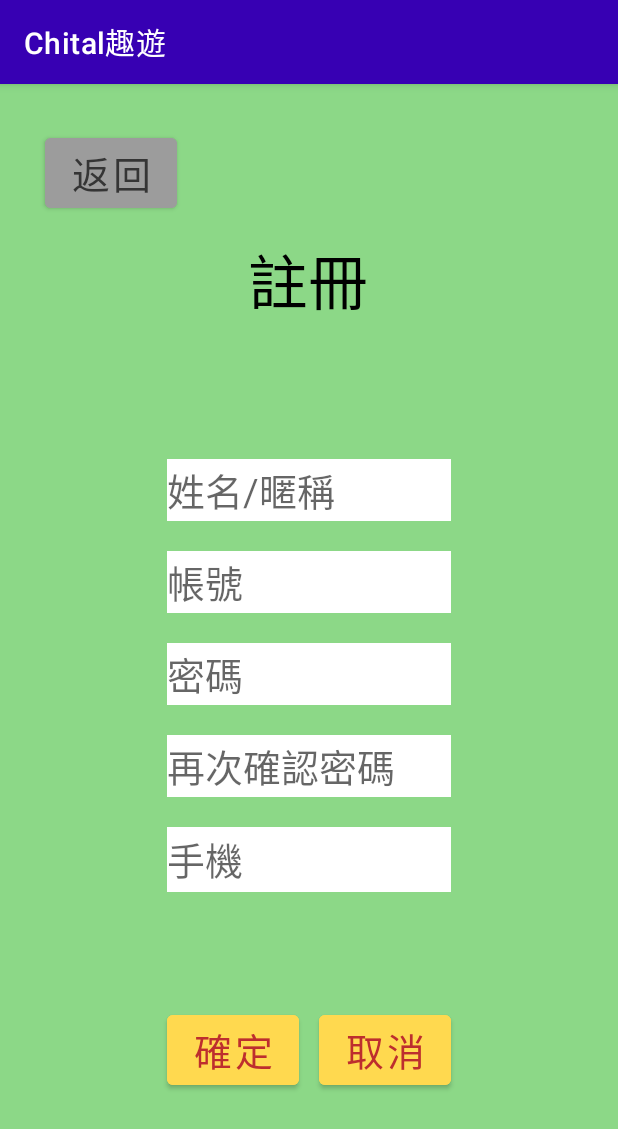
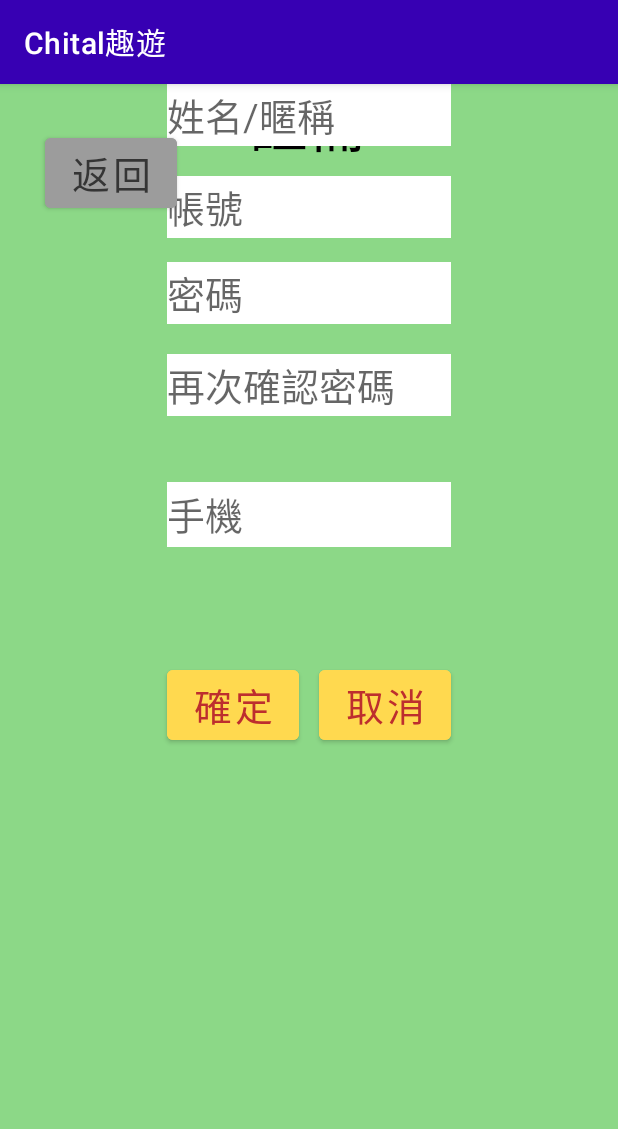
Before and after one commit to allen10690/final1, an Android app: the RegisterActivity screen opened directly, with no data from a screen before it, on a phone screen of 412 x 824 dp. Shown: the top 1129 px of the screen. Run offline under Robolectric (Android 15) with nearby library versions, the phone set to English and light mode, and no system bars.

Commit message:
add text

```diff
--- a/app/src/main/res/layout/activity_home.xml
+++ b/app/src/main/res/layout/activity_home.xml
@@ -14,7 +14,7 @@
         android:layout_marginStart="30dp"
         android:layout_marginTop="200dp"
         android:layout_marginEnd="30dp"
-        android:text="My Name"
+        android:text="@string/my_name"
         android:textSize="40sp"
         app:layout_constraintEnd_toEndOf="parent"
         app:layout_constraintHorizontal_bias="0.498"
--- a/app/src/main/res/layout/activity_main.xml
+++ b/app/src/main/res/layout/activity_main.xml
@@ -15,10 +15,10 @@
         android:layout_marginBottom="23dp"
         android:text="@string/app_name"
         android:textColor="@color/black"
-        android:textSize="40sp"
+        android:textSize="30sp"
         app:layout_constraintBottom_toTopOf="@+id/imageView2"
         app:layout_constraintEnd_toEndOf="parent"
-        app:layout_constraintHorizontal_bias="0.489"
+        app:layout_constraintHorizontal_bias="0.50"
         app:layout_constraintStart_toStartOf="parent"
         app:layout_constraintTop_toTopOf="parent" />
 
--- a/app/src/main/res/layout/activity_register.xml
+++ b/app/src/main/res/layout/activity_register.xml
@@ -27,19 +27,14 @@
         android:id="@+id/account_name"
         android:layout_width="189dp"
         android:layout_height="41dp"
-        android:layout_marginStart="111dp"
-        android:layout_marginTop="250dp"
-        android:layout_marginEnd="111dp"
         android:background="@color/white"
         android:ems="10"
         android:hint="姓名/暱稱"
         android:inputType="textPersonName"
         android:text="@string/acc"
         android:textSize="25sp"
-        app:layout_constraintEnd_toEndOf="parent"
-        app:layout_constraintHorizontal_bias="0.0"
-        app:layout_constraintStart_toStartOf="parent"
-        app:layout_constraintTop_toTopOf="parent" />
+        app:layout_constraintEnd_toEndOf="@+id/account_id"
+        tools:layout_editor_absoluteY="249dp" />
 
     <EditText
         android:id="@+id/account_id"
@@ -62,43 +57,36 @@
         android:id="@+id/passwords"
         android:layout_width="189dp"
         android:layout_height="41dp"
-        android:layout_marginStart="111dp"
-        android:layout_marginTop="20dp"
-        android:layout_marginEnd="111dp"
+        android:layout_marginTop="16dp"
         android:background="@color/white"
         android:ems="10"
         android:hint="密碼"
         android:inputType="textPersonName"
         android:text="@string/acc"
         android:textSize="25sp"
-        app:layout_constraintEnd_toEndOf="parent"
-        app:layout_constraintStart_toStartOf="parent"
+        app:layout_constraintEnd_toEndOf="@+id/account_id"
+        app:layout_constraintStart_toStartOf="@+id/account_id"
         app:layout_constraintTop_toBottomOf="@+id/account_id" />
 
     <EditText
         android:id="@+id/passwords_check"
         android:layout_width="189dp"
         android:layout_height="41dp"
-        android:layout_marginStart="111dp"
         android:layout_marginTop="20dp"
-        android:layout_marginEnd="111dp"
         android:background="@color/white"
         android:ems="10"
         android:hint="再次確認密碼"
         android:inputType="textPersonName"
         android:text="@string/acc"
         android:textSize="25sp"
-        app:layout_constraintEnd_toEndOf="parent"
-        app:layout_constraintStart_toStartOf="parent"
+        app:layout_constraintEnd_toEndOf="@+id/passwords"
+        app:layout_constraintStart_toStartOf="@+id/passwords"
         app:layout_constraintTop_toBottomOf="@+id/passwords" />
 
     <EditText
         android:id="@+id/phone_num"
         android:layout_width="189dp"
         android:layout_height="43dp"
-        android:layout_marginStart="111dp"
-        android:layout_marginTop="20dp"
-        android:layout_marginEnd="111dp"
         android:background="@color/white"
         android:ems="10"
         android:hint="手機"
@@ -106,10 +94,11 @@
         android:text="@string/pass"
         android:textSize="25sp"
         app:layout_constraintBottom_toBottomOf="parent"
-        app:layout_constraintEnd_toEndOf="parent"
-        app:layout_constraintStart_toStartOf="parent"
+        app:layout_constraintEnd_toEndOf="@+id/passwords_check"
+        app:layout_constraintHorizontal_bias="0.0"
+        app:layout_constraintStart_toStartOf="@+id/passwords_check"
         app:layout_constraintTop_toBottomOf="@+id/passwords_check"
-        app:layout_constraintVertical_bias="0.0" />
+        app:layout_constraintVertical_bias="0.087" />
 
     <Button
         android:id="@+id/button_confirm"
--- a/app/src/main/res/values/strings.xml
+++ b/app/src/main/res/values/strings.xml
@@ -6,4 +6,5 @@
     <string name="title_home">Home</string>
     <string name="title_dashboard">Dashboard</string>
     <string name="title_notifications">Notifications</string>
+    <string name="my_name">My name</string>
 </resources>
```
